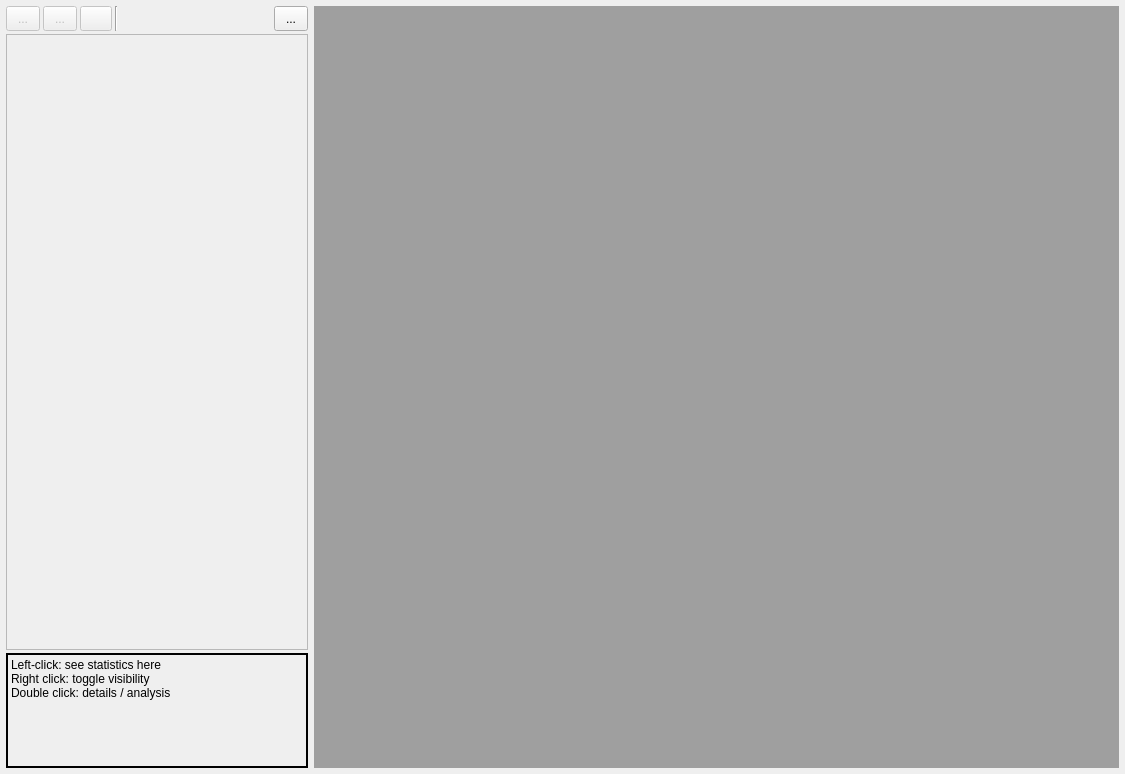
ess-dmsc/daquiri, file src/gui/daq/ProjectView.ui: the form before one commit.
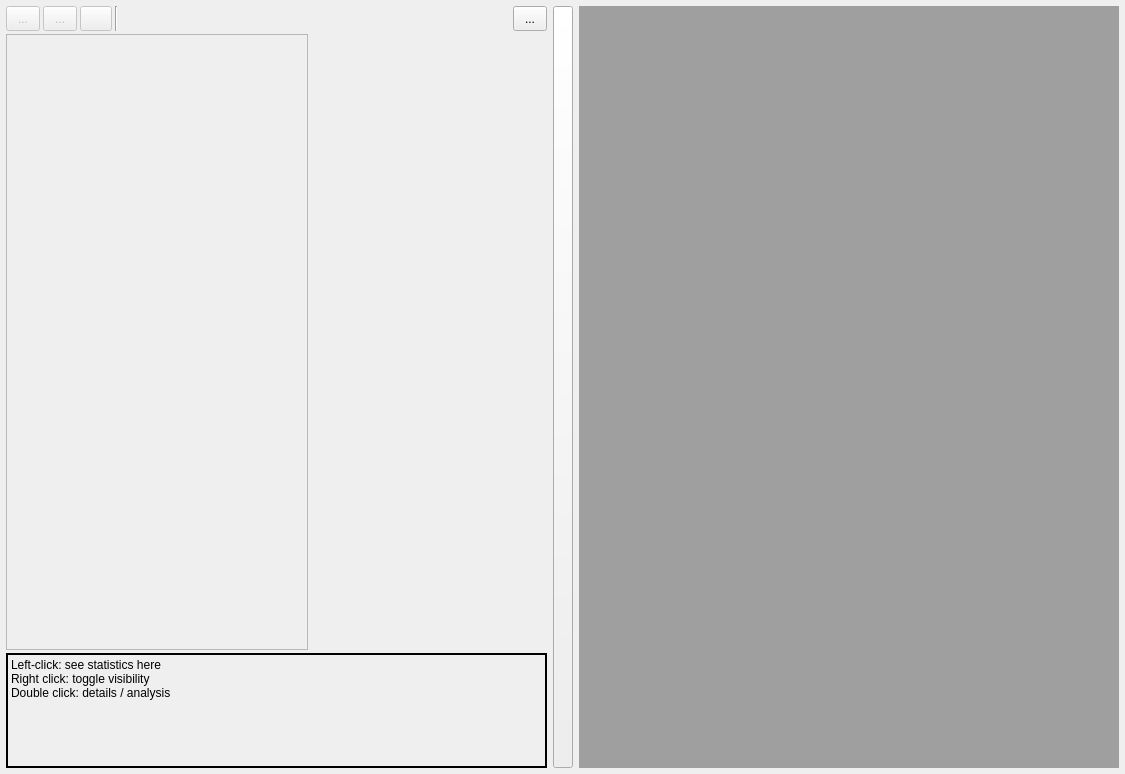
The form after the commit. Icons and pictures are not drawn.

Commit message: ProjectView preserves tiling subwindow policy, can hide controls

Patch:
```diff
--- a/src/gui/daq/ProjectView.ui
+++ b/src/gui/daq/ProjectView.ui
@@ -26,16 +26,32 @@
    <property name="bottomMargin">
     <number>6</number>
    </property>
-   <item row="0" column="1">
+   <item row="0" column="2">
     <widget class="QMdiArea" name="area"/>
    </item>
    <item row="0" column="0">
-    <layout class="QVBoxLayout" name="verticalLayout">
+    <widget class="QWidget" name="widgetControls" native="true">
+     <property name="minimumSize">
+      <size>
+       <width>283</width>
+       <height>0</height>
+      </size>
+     </property>
+     <layout class="QVBoxLayout" name="verticalLayout_2">
      <property name="spacing">
       <number>3</number>
      </property>
-     <property name="sizeConstraint">
-      <enum>QLayout::SetMaximumSize</enum>
+      <property name="leftMargin">
+       <number>0</number>
+      </property>
+      <property name="topMargin">
+       <number>0</number>
+      </property>
+      <property name="rightMargin">
+       <number>0</number>
+      </property>
+      <property name="bottomMargin">
+       <number>0</number>
      </property>
      <item>
       <layout class="QHBoxLayout" name="horizontalLayout_5">
@@ -316,6 +332,30 @@
       </widget>
      </item>
     </layout>
+    </widget>
+   </item>
+   <item row="0" column="1">
+    <widget class="QPushButton" name="pushHideControls">
+     <property name="sizePolicy">
+      <sizepolicy hsizetype="Maximum" vsizetype="MinimumExpanding">
+       <horstretch>0</horstretch>
+       <verstretch>0</verstretch>
+      </sizepolicy>
+     </property>
+     <property name="maximumSize">
+      <size>
+       <width>20</width>
+       <height>16777215</height>
+      </size>
+     </property>
+     <property name="text">
+      <string/>
+     </property>
+     <property name="icon">
+      <iconset resource="../resources/icons.qrc">
+       <normaloff>:/icons/oxy/16/back.png</normaloff>:/icons/oxy/16/back.png</iconset>
+     </property>
+    </widget>
    </item>
   </layout>
  </widget>
```
Left out of the diff: 2 changed lines with no effect on the pictures. Lines whose indentation alone changed are shown as unchanged. The commit also changes 8 other files.
